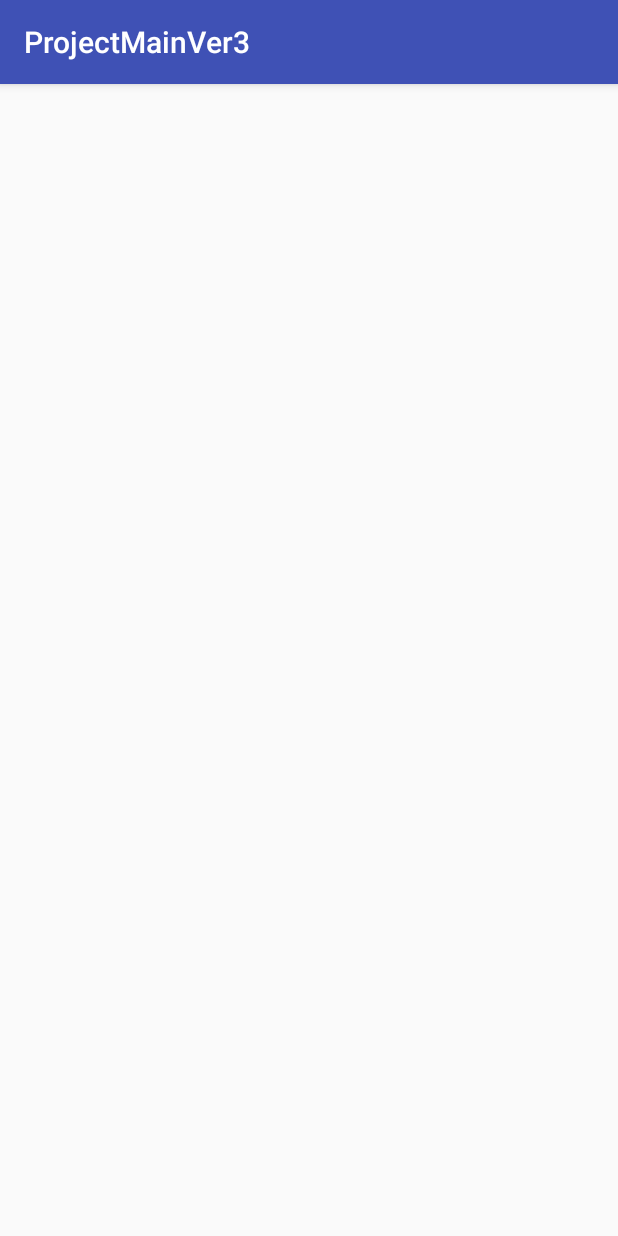
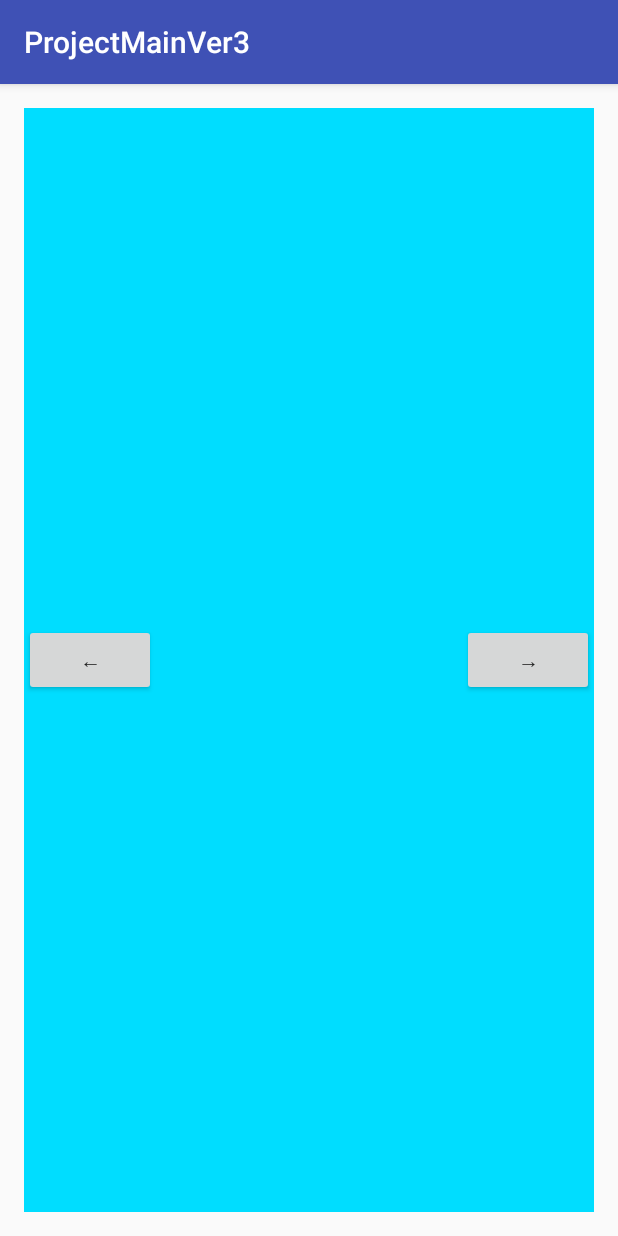
Before and after one commit to KentaFukaya/ProjectMainVer3, an Android app: the ZukanActivity screen opened directly, with no data from a screen before it, on a phone screen of 412 x 824 dp. Run offline under Robolectric (Android 15) with nearby library versions, the phone set to English and light mode, and no system bars.

Commit message:
zukan viewpager

```diff
--- a/app/build.gradle
+++ b/app/build.gradle
@@ -26,6 +26,7 @@ dependencies {
         exclude group: 'com.android.support', module: 'support-annotations'
     })
     compile 'com.android.support:appcompat-v7:24.2.1'
-    compile 'com.google.android.gms:play-services:9.4.0'
+    compile 'com.google.android.gms:play-services:9.6.1'
+    compile 'com.android.support:support-v4:24.2.1'
     testCompile 'junit:junit:4.12'
 }
--- a/app/src/main/java/com/example/b1014100_2/projectmainver3/HomeActivity.java
+++ b/app/src/main/java/com/example/b1014100_2/projectmainver3/HomeActivity.java
@@ -7,9 +7,11 @@ import android.view.View;
 import android.widget.Button;
 
 import com.example.b1014100_2.projectmainver3.map.MapsActivity;
+import com.example.b1014100_2.projectmainver3.zukan.ZukanActivity;
 
 public class HomeActivity extends AppCompatActivity {
     private Button Map_btn;
+    private Button Zukan_btn;
 
     @Override
     protected void onCreate(Bundle savedInstanceState) {
@@ -24,5 +26,14 @@ public class HomeActivity extends AppCompatActivity {
                 startActivity(intent);
             }
         });
+
+        Map_btn = (Button)findViewById(R.id.zukan_button);
+        Map_btn.setOnClickListener(new View.OnClickListener(){
+            @Override
+            public  void onClick(View v){
+                Intent intent = new Intent(HomeActivity.this, ZukanActivity.class);
+                startActivity(intent);
+            }
+        });
     }
 }
--- a/app/src/main/java/com/example/b1014100_2/projectmainver3/zukan/ZukanActivity.java
+++ b/app/src/main/java/com/example/b1014100_2/projectmainver3/zukan/ZukanActivity.java
@@ -1,16 +1,27 @@
 package com.example.b1014100_2.projectmainver3.zukan;
 
 import android.os.Bundle;
+import android.support.v4.app.FragmentManager;
+import android.support.v4.view.ViewPager;
 import android.support.v7.app.AppCompatActivity;
 
 import com.example.b1014100_2.projectmainver3.R;
 
 public class ZukanActivity extends AppCompatActivity {
 
-    //zukanactivity
     @Override
     protected void onCreate(Bundle savedInstanceState) {
         super.onCreate(savedInstanceState);
         setContentView(R.layout.activity_zukan);
+        setViews();
     }
+
+    private void setViews() {
+        FragmentManager manager = getSupportFragmentManager();
+        ViewPager viewPager = (ViewPager) findViewById(R.id.viewPager);
+        ZukanFragmentPagerAdapter adapter = new ZukanFragmentPagerAdapter(manager);
+        viewPager.setAdapter(adapter);
+    }
+
+
 }
--- /dev/null
+++ b/app/src/main/java/com/example/b1014100_2/projectmainver3/zukan/ZukanFragment.java
@@ -0,0 +1,38 @@
+package com.example.b1014100_2.projectmainver3.zukan;
+
+import android.os.Bundle;
+import android.support.annotation.ColorRes;
+import android.support.v4.app.Fragment;
+import android.view.LayoutInflater;
+import android.view.View;
+import android.view.ViewGroup;
+import android.widget.LinearLayout;
+
+import com.example.b1014100_2.projectmainver3.R;
+
+public class ZukanFragment extends Fragment {
+    private final static String BACKGROUND_COLOR = "background_color";
+
+    public static ZukanFragment newInstance(@ColorRes int IdRes) {
+        ZukanFragment frag = new ZukanFragment();
+        Bundle b = new Bundle();
+        b.putInt(BACKGROUND_COLOR, IdRes);
+        frag.setArguments(b);
+        return frag;
+    }
+
+    @Override
+    public void onCreate(Bundle savedInstanceState) {
+        super.onCreate(savedInstanceState);
+    }
+
+    @Override
+    public View onCreateView(LayoutInflater inflater, ViewGroup container,
+                             Bundle savedInstanceState) {
+        View view = inflater.inflate(R.layout.fragment_zukan, null);
+        LinearLayout linearLayout = (LinearLayout) view.findViewById(R.id.fragment_zukan);
+        linearLayout.setBackgroundResource(getArguments().getInt(BACKGROUND_COLOR));
+
+        return view;
+    }
+}
--- /dev/null
+++ b/app/src/main/java/com/example/b1014100_2/projectmainver3/zukan/ZukanFragmentPagerAdapter.java
@@ -0,0 +1,39 @@
+package com.example.b1014100_2.projectmainver3.zukan;
+
+import android.support.v4.app.Fragment;
+import android.support.v4.app.FragmentManager;
+import android.support.v4.app.FragmentPagerAdapter;
+
+/**
+ * Created by Allen on 2016/10/07.
+ */
+
+public class ZukanFragmentPagerAdapter extends FragmentPagerAdapter{
+
+    public ZukanFragmentPagerAdapter(FragmentManager fm) {
+        super(fm);
+    }
+
+    @Override
+    public Fragment getItem(int position) {
+        switch (position) {
+            case 0:
+                return ZukanFragment.newInstance(android.R.color.holo_blue_bright);
+            case 1:
+                return ZukanFragment.newInstance(android.R.color.holo_green_light);
+            case 2:
+                return ZukanFragment.newInstance(android.R.color.holo_red_dark);
+        }
+        return null;
+    }
+
+    @Override
+    public int getCount() {
+        return 3;
+    }
+
+    @Override
+    public CharSequence getPageTitle(int position) {
+        return "ページ" + (position + 1);
+    }
+}
--- a/app/src/main/res/layout/activity_home.xml
+++ b/app/src/main/res/layout/activity_home.xml
@@ -36,12 +36,12 @@
         android:id="@+id/button2" />
 
     <Button
-        android:text="gotozukn"
+        android:text="gotozukan"
         android:layout_width="wrap_content"
         android:layout_height="wrap_content"
         android:layout_below="@+id/button2"
         android:layout_alignStart="@+id/button2"
         android:layout_marginStart="13dp"
         android:layout_marginTop="58dp"
-        android:id="@+id/button3" />
+        android:id="@+id/zukan_button" />
 </RelativeLayout>
--- a/app/src/main/res/layout/activity_zukan.xml
+++ b/app/src/main/res/layout/activity_zukan.xml
@@ -10,4 +10,27 @@
     android:paddingTop="@dimen/activity_vertical_margin"
     tools:context="com.example.b1014100_2.projectmainver3.zukan.ZukanActivity">
 
+    <Button
+        android:text="→"
+        android:layout_width="wrap_content"
+        android:layout_height="wrap_content"
+        android:layout_centerVertical="true"
+        android:layout_alignParentEnd="true"
+        android:id="@+id/button5" />
+
+    <Button
+        android:text="←"
+        android:layout_width="wrap_content"
+        android:layout_height="wrap_content"
+        android:id="@+id/button4"
+        android:layout_alignBaseline="@+id/button5"
+        android:layout_alignBottom="@+id/button5"
+        android:layout_alignParentStart="true" />
+
+    <android.support.v4.view.ViewPager
+        android:layout_width="match_parent"
+        android:layout_height="match_parent"
+        android:id="@+id/viewPager"
+        android:layout_alignParentTop="true"
+        android:layout_alignParentStart="true" />
 </RelativeLayout>
--- /dev/null
+++ b/app/src/main/res/layout/fragment_zukan.xml
@@ -0,0 +1,8 @@
+<?xml version="1.0" encoding="utf-8"?>
+<LinearLayout xmlns:android="http://schemas.android.com/apk/res/android"
+    android:id="@+id/fragment_zukan"
+    android:layout_width="match_parent"
+    android:layout_height="match_parent"
+    android:orientation="vertical">
+
+</LinearLayout>
--- a/app/src/main/res/values/strings.xml
+++ b/app/src/main/res/values/strings.xml
@@ -1,4 +1,7 @@
 <resources>
     <string name="app_name">ProjectMainVer3</string>
     <string name="title_activity_maps">Map</string>
+
+    <!-- TODO: Remove or change this placeholder text -->
+    <string name="hello_blank_fragment">Hello blank fragment</string>
 </resources>
```
